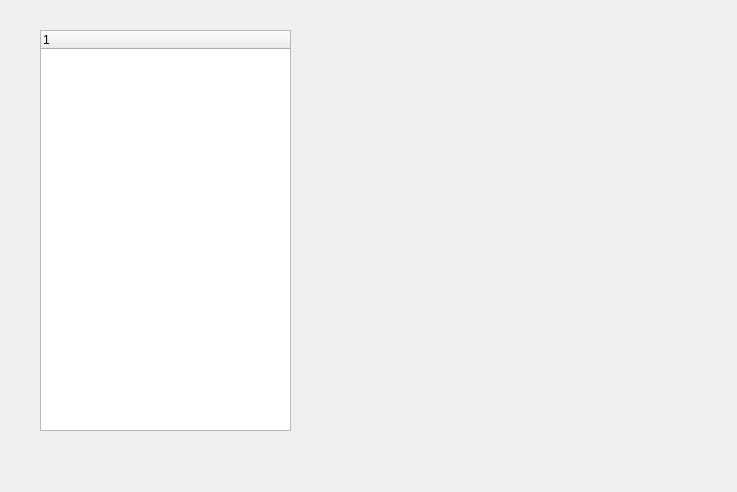
Before: the Qt Designer form ControlInfoWidget.ui in fjqisba/E-Decompiler, drawn with Qt 5.
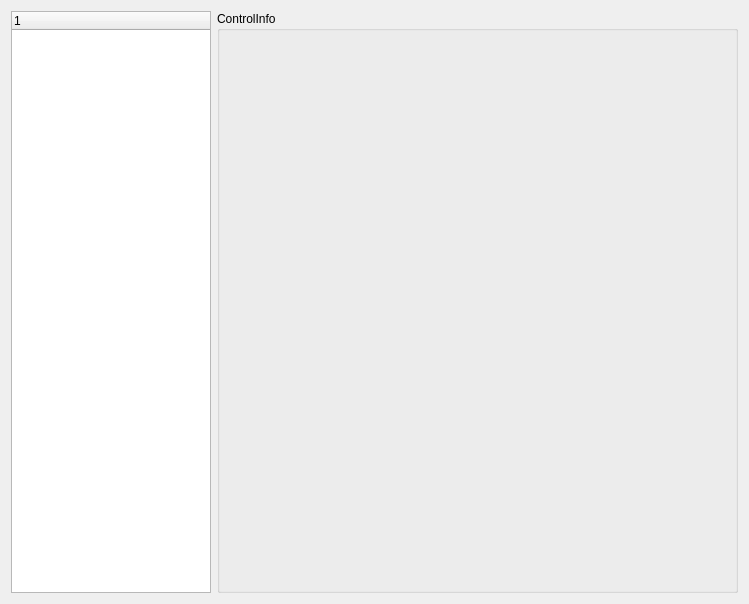
After: the same form once the commit is applied.

```diff
--- a/ControlInfoWidget.ui
+++ b/ControlInfoWidget.ui
@@ -6,21 +6,27 @@
    <rect>
     <x>0</x>
     <y>0</y>
-    <width>737</width>
-    <height>492</height>
+    <width>749</width>
+    <height>604</height>
    </rect>
   </property>
   <property name="windowTitle">
    <string>Form</string>
   </property>
+  <layout class="QGridLayout" name="gridLayout">
+   <item row="0" column="0">
   <widget class="QTreeWidget" name="treeWidget">
-   <property name="geometry">
-    <rect>
-     <x>40</x>
-     <y>30</y>
-     <width>251</width>
-     <height>401</height>
-    </rect>
+     <property name="minimumSize">
+      <size>
+       <width>0</width>
+       <height>0</height>
+      </size>
+     </property>
+     <property name="maximumSize">
+      <size>
+       <width>200</width>
+       <height>16777215</height>
+      </size>
    </property>
    <column>
     <property name="text">
@@ -28,6 +34,21 @@
     </property>
    </column>
   </widget>
+   </item>
+   <item row="0" column="1">
+    <widget class="QGroupBox" name="groupBox">
+     <property name="minimumSize">
+      <size>
+       <width>0</width>
+       <height>0</height>
+      </size>
+     </property>
+     <property name="title">
+      <string>ControlInfo</string>
+     </property>
+    </widget>
+   </item>
+  </layout>
  </widget>
  <resources/>
  <connections/>
```
Left out of the diff: 2 changed lines with no effect on the pictures. Lines whose indentation alone changed are shown as unchanged.
